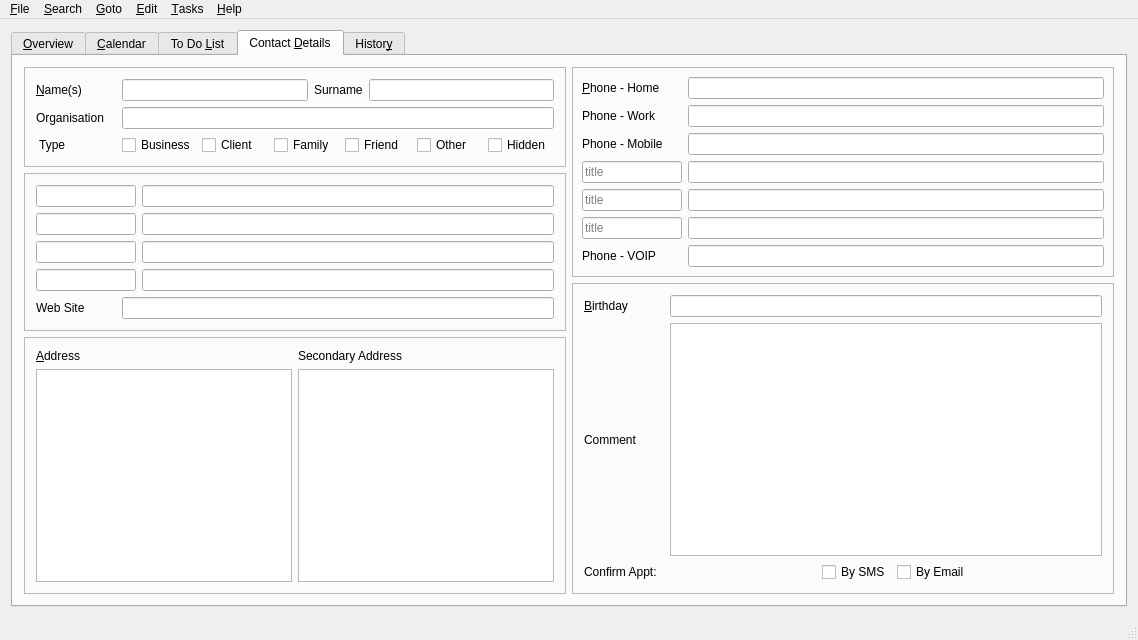
trumpton/ContactManager, file mainwindow.ui: the form before one commit.
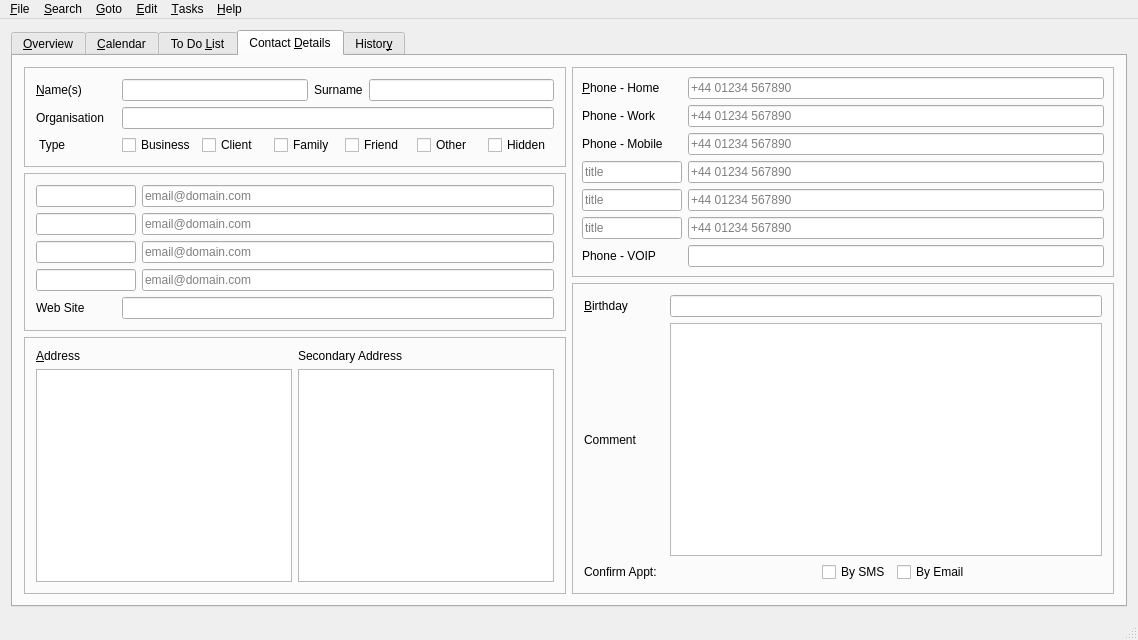
The form after the commit. The open tabs and pages were chosen to show the change. Icons and pictures are not drawn. Custom widgets are drawn as their Qt base class.

Commit message:
Watermarks on the email and phone boxes, and accessible names for the controls that had none
The empty email boxes show email@domain.com and the phone boxes show
+44 01234 567890, so the user can see the format. Controls that had no
accessible name now have one, and misleading or blank names are corrected:
Overview, Calendar appointments, To Do List, History, the Other type box,
the appointment description, the last sync fields, and the transaction
person, title and amount fields.

What changed in the file:
```diff
--- a/mainwindow.ui
+++ b/mainwindow.ui
@@ -400,7 +400,10 @@
                <item>
                 <widget class="SafeLineEdit" name="editEmail">
                  <property name="accessibleName">
-                  <string>Email</string>
+                  <string>Email 1</string>
+                 </property>
+                                 <property name="placeholderText">
+                  <string>email@domain.com</string>
                  </property>
                 </widget>
                </item>
@@ -432,6 +435,9 @@
                  <property name="accessibleName">
                   <string>Email 2</string>
                  </property>
+                                 <property name="placeholderText">
+                  <string>email@domain.com</string>
+                 </property>
                 </widget>
                </item>
               </layout>
@@ -462,6 +468,9 @@
                  <property name="accessibleName">
                   <string>Email 3</string>
                  </property>
+                                 <property name="placeholderText">
+                  <string>email@domain.com</string>
+                 </property>
                 </widget>
                </item>
               </layout>
@@ -492,6 +501,9 @@
                  <property name="accessibleName">
                   <string>Email 4</string>
                  </property>
+                                 <property name="placeholderText">
+                  <string>email@domain.com</string>
+                 </property>
                 </widget>
                </item>
               </layout>
@@ -670,6 +682,9 @@
                  <property name="accessibleName">
                   <string>Home Phone Number</string>
                  </property>
+                                 <property name="placeholderText">
+                  <string>+44 01234 567890</string>
+                 </property>
                 </widget>
                </item>
               </layout>
@@ -706,6 +721,9 @@
                  <property name="accessibleName">
                   <string>Work Phone Number</string>
                  </property>
+                                 <property name="placeholderText">
+                  <string>+44 01234 567890</string>
+                 </property>
                 </widget>
                </item>
               </layout>
@@ -742,6 +760,9 @@
                  <property name="accessibleName">
                   <string>Mobile Phone Number</string>
                  </property>
+                                 <property name="placeholderText">
+                  <string>+44 01234 567890</string>
+                 </property>
                 </widget>
                </item>
               </layout>
@@ -778,6 +799,9 @@
                  <property name="accessibleName">
                   <string>First Custom Phone Number</string>
                  </property>
+                                 <property name="placeholderText">
+                  <string>+44 01234 567890</string>
+                 </property>
                 </widget>
                </item>
               </layout>
@@ -814,6 +838,9 @@
                  <property name="accessibleName">
                   <string>Second Custom Phone Number</string>
                  </property>
+                                 <property name="placeholderText">
+                  <string>+44 01234 567890</string>
+                 </property>
                 </widget>
                </item>
               </layout>
@@ -847,6 +874,9 @@
                  <property name="accessibleName">
                   <string>Third Custom Phone Number</string>
                  </property>
+                                 <property name="placeholderText">
+                  <string>+44 01234 567890</string>
+                 </property>
                 </widget>
                </item>
               </layout>
```
Left out of the diff: 15 changed lines with no effect on the pictures. Lines whose indentation alone changed are shown as unchanged. The commit also changes 3 other files.
